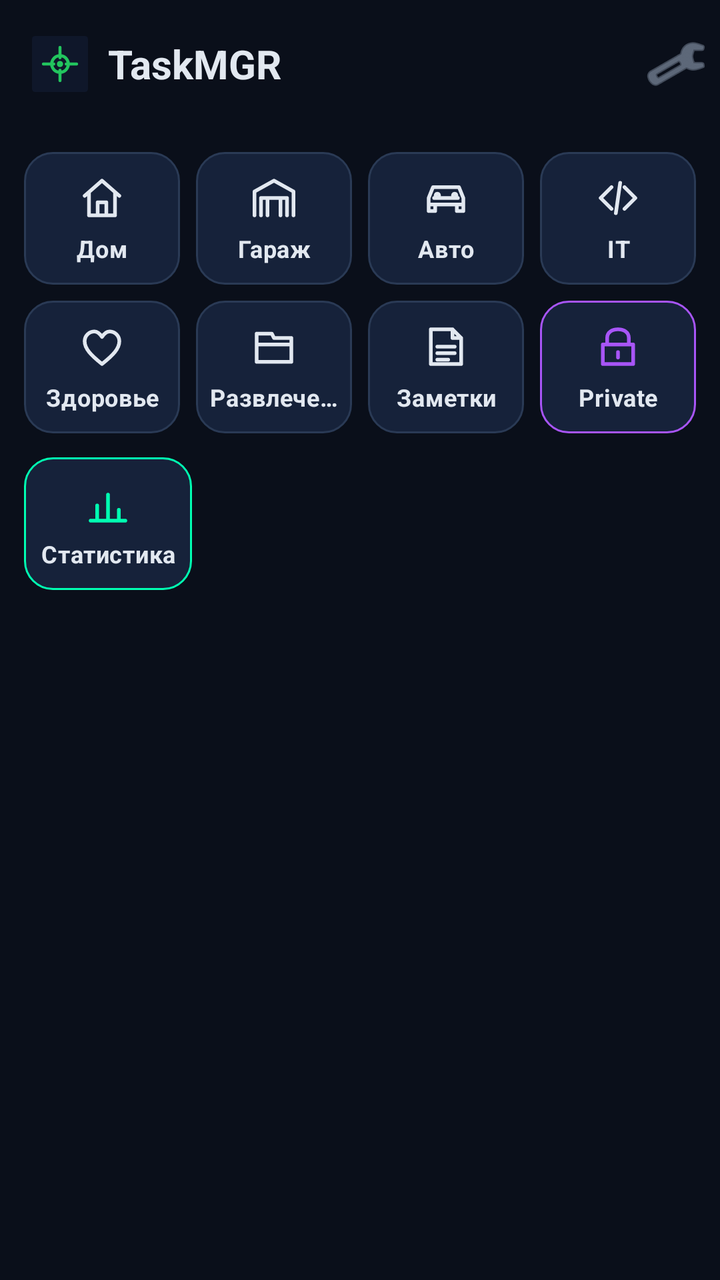
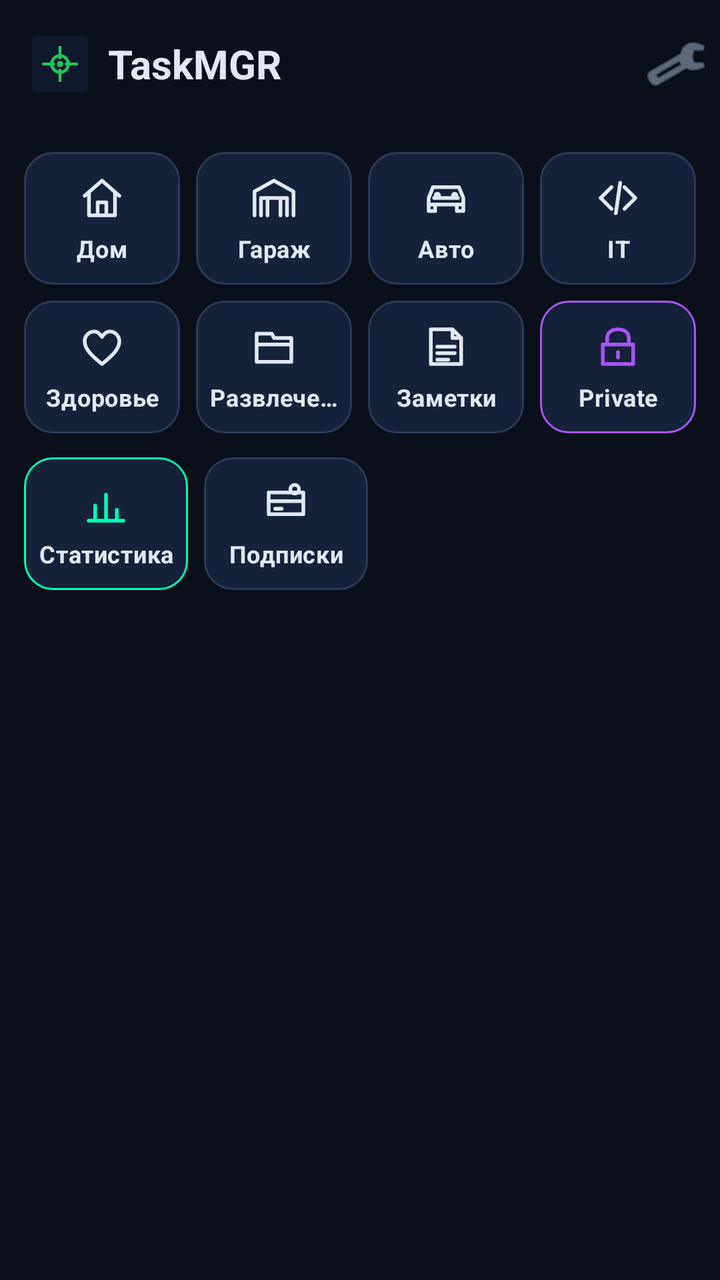

Two renders of the same Android screen: before a commit and after it. Below are the layout's source before the change and the commit's diff.
<!-- AndroidManifest.xml: application theme Theme.TaskMGR -->
<!-- res/layout/activity_main.xml -->
<?xml version="1.0" encoding="utf-8"?>
<LinearLayout xmlns:android="http://schemas.android.com/apk/res/android"
  xmlns:app="http://schemas.android.com/apk/res-auto"
  android:layout_width="match_parent"
  android:layout_height="match_parent"
  android:background="@color/bg"
  android:orientation="vertical">

  <androidx.appcompat.widget.Toolbar
    android:id="@+id/toolbar"
    style="@style/Widget.TaskMGR.Toolbar"
    android:layout_width="match_parent"
    android:layout_height="?attr/actionBarSize"
    app:popupTheme="@style/ThemeOverlay.Material3.Dark">

    <LinearLayout
      android:layout_width="match_parent"
      android:layout_height="match_parent"
      android:gravity="center_vertical"
      android:orientation="horizontal">

      <ImageView
        android:layout_width="28dp"
        android:layout_height="28dp"
        android:layout_marginEnd="10dp"
        android:contentDescription="@string/app_name"
        android:src="@drawable/ic_logo" />

      <TextView
        android:id="@+id/toolbar_title"
        android:layout_width="0dp"
        android:layout_height="wrap_content"
        android:layout_weight="1"
        android:text="@string/app_name"
        android:textColor="@color/text_primary"
        android:textSize="20sp"
        android:textStyle="bold" />

      <ImageButton
        android:id="@+id/btn_notification_settings"
        android:layout_width="44dp"
        android:layout_height="44dp"
        android:background="?attr/selectableItemBackgroundBorderless"
        android:contentDescription="Настройки уведомлений"
        android:scaleType="centerInside"
        android:src="@android:drawable/ic_menu_preferences"
        android:tint="@color/text_secondary" />
    </LinearLayout>
  </androidx.appcompat.widget.Toolbar>

  
  <LinearLayout
    android:layout_width="match_parent"
    android:layout_height="wrap_content"
    android:orientation="horizontal"
    android:paddingStart="8dp"
    android:paddingTop="8dp"
    android:paddingEnd="8dp">

    <LinearLayout
      android:id="@+id/plate_home"
      android:layout_width="0dp"
      android:layout_height="wrap_content"
      android:layout_margin="4dp"
      android:layout_weight="1"
      android:background="@drawable/bg_plate"
      android:clickable="true"
      android:focusable="true"
      android:orientation="vertical">

      <ImageView
        style="@style/TaskMGRPlateIcon"
        android:contentDescription="Дом"
        android:src="@drawable/ic_plate_home" />

      <TextView
        style="@style/TaskMGRPlateText"
        android:text="Дом" />
    </LinearLayout>

    <LinearLayout
      android:id="@+id/plate_garage"
      android:layout_width="0dp"
      android:layout_height="wrap_content"
      android:layout_margin="4dp"
      android:layout_weight="1"
      android:background="@drawable/bg_plate"
      android:clickable="true"
      android:focusable="true"
      android:orientation="vertical">

      <ImageView
        style="@style/TaskMGRPlateIcon"
        android:contentDescription="Гараж"
        android:src="@drawable/ic_plate_garage" />

      <TextView
        style="@style/TaskMGRPlateText"
        android:text="Гараж" />
    </LinearLayout>

    <LinearLayout
      android:id="@+id/plate_auto"
      android:layout_width="0dp"
      android:layout_height="wrap_content"
      android:layout_margin="4dp"
      android:layout_weight="1"
      android:background="@drawable/bg_plate"
      android:clickable="true"
      android:focusable="true"
      android:orientation="vertical">

      <ImageView
        style="@style/TaskMGRPlateIcon"
        android:contentDescription="Авто"
        android:src="@drawable/ic_plate_auto" />

      <TextView
        style="@style/TaskMGRPlateText"
        android:text="Авто" />
    </LinearLayout>

    <LinearLayout
      android:id="@+id/plate_it"
      android:layout_width="0dp"
      android:layout_height="wrap_content"
      android:layout_margin="4dp"
      android:layout_weight="1"
      android:background="@drawable/bg_plate"
      android:clickable="true"
      android:focusable="true"
      android:orientation="vertical">

      <ImageView
        style="@style/TaskMGRPlateIcon"
        android:contentDescription="IT"
        android:src="@drawable/ic_plate_it" />

      <TextView
        style="@style/TaskMGRPlateText"
        android:text="IT" />
    </LinearLayout>
  </LinearLayout>

  
  <LinearLayout
    android:layout_width="match_parent"
    android:layout_height="wrap_content"
    android:orientation="horizontal"
    android:paddingStart="8dp"
    android:paddingEnd="8dp"
    android:paddingBottom="4dp">

    <LinearLayout
      android:id="@+id/plate_health"
      android:layout_width="0dp"
      android:layout_height="wrap_content"
      android:layout_margin="4dp"
      android:layout_weight="1"
      android:background="@drawable/bg_plate"
      android:clickable="true"
      android:focusable="true"
      android:orientation="vertical">

      <ImageView
        style="@style/TaskMGRPlateIcon"
        android:contentDescription="Здоровье"
        android:src="@drawable/ic_plate_health" />

      <TextView
        style="@style/TaskMGRPlateText"
        android:text="Здоровье" />
    </LinearLayout>

    <LinearLayout
      android:id="@+id/plate_ent"
      android:layout_width="0dp"
      android:layout_height="wrap_content"
      android:layout_margin="4dp"
      android:layout_weight="1"
      android:background="@drawable/bg_plate"
      android:clickable="true"
      android:focusable="true"
      android:orientation="vertical">

      <ImageView
        style="@style/TaskMGRPlateIcon"
        android:contentDescription="Развлечения"
        android:src="@drawable/ic_plate_ent" />

      <TextView
        style="@style/TaskMGRPlateText"
        android:text="Развлечения" />
    </LinearLayout>

    <LinearLayout
      android:id="@+id/plate_notes"
      android:layout_width="0dp"
      android:layout_height="wrap_content"
      android:layout_margin="4dp"
      android:layout_weight="1"
      android:background="@drawable/bg_plate"
      android:clickable="true"
      android:focusable="true"
      android:orientation="vertical">

      <ImageView
        style="@style/TaskMGRPlateIcon"
        android:contentDescription="Заметки"
        android:src="@drawable/ic_plate_notes" />

      <TextView
        style="@style/TaskMGRPlateText"
        android:text="Заметки" />
    </LinearLayout>

    <LinearLayout
      android:id="@+id/plate_private"
      android:layout_width="0dp"
      android:layout_height="wrap_content"
      android:layout_margin="4dp"
      android:layout_weight="1"
      android:background="@drawable/bg_plate_private"
      android:clickable="true"
      android:focusable="true"
      android:orientation="vertical">

      <ImageView
        style="@style/TaskMGRPlateIcon"
        android:contentDescription="Private"
        android:src="@drawable/ic_plate_private" />

      <TextView
        style="@style/TaskMGRPlateText"
        android:text="Private" />
    </LinearLayout>
  </LinearLayout>

  
  <LinearLayout
    android:layout_width="match_parent"
    android:layout_height="wrap_content"
    android:orientation="horizontal"
    android:paddingStart="8dp"
    android:paddingEnd="8dp"
    android:paddingBottom="4dp">

    <LinearLayout
      android:id="@+id/plate_stats"
      android:layout_width="0dp"
      android:layout_height="wrap_content"
      android:layout_margin="4dp"
      android:layout_weight="1"
      android:background="@drawable/bg_plate_stats"
      android:clickable="true"
      android:focusable="true"
      android:orientation="vertical">

      <ImageView
        style="@style/TaskMGRPlateIcon"
        android:contentDescription="Статистика"
        android:src="@drawable/ic_plate_stats" />

      <TextView
        style="@style/TaskMGRPlateText"
        android:text="Статистика" />
    </LinearLayout>

    
    <View
      android:layout_width="0dp"
      android:layout_height="1dp"
      android:layout_weight="1" />
    <View
      android:layout_width="0dp"
      android:layout_height="1dp"
      android:layout_weight="1" />
    <View
      android:layout_width="0dp"
      android:layout_height="1dp"
      android:layout_weight="1" />
  </LinearLayout>

  <com.google.android.material.tabs.TabLayout
    android:id="@+id/main_tabs"
    style="@style/Widget.TaskMGR.TabLayout"
    android:layout_width="match_parent"
    android:layout_height="wrap_content"
    app:tabMode="fixed" />

  <androidx.recyclerview.widget.RecyclerView
    android:id="@+id/tasks_recycler"
    android:layout_width="match_parent"
    android:layout_height="0dp"
    android:layout_weight="1"
    android:clipToPadding="false"
    android:padding="12dp" />

  <TextView
    android:id="@+id/empty_view"
    android:layout_width="match_parent"
    android:layout_height="0dp"
    android:layout_weight="1"
    android:gravity="center"
    android:text="Пока пусто"
    android:textColor="@color/text_secondary"
    android:textSize="16sp"
    android:visibility="gone" />
</LinearLayout>
<!-- resources referenced by this layout -->
<resources>
  <color name="bg">#0A0F1A</color>
  <color name="text_primary">#E2E8F0</color>
  <color name="text_secondary">#94A3B8</color>
  <!-- drawable bg_plate (drawable) -->
  <?xml version="1.0" encoding="utf-8"?>
  
  <shape xmlns:android="http://schemas.android.com/apk/res/android"
      android:shape="rectangle">
      <solid android:color="@color/surface_raised" />
      <corners android:radius="14dp" />
      <stroke android:width="1dp" android:color="@color/divider_strong" />
  </shape>
  <!-- drawable bg_plate_private (drawable) -->
  <?xml version="1.0" encoding="utf-8"?>
  
  <shape xmlns:android="http://schemas.android.com/apk/res/android"
      android:shape="rectangle">
      <solid android:color="@color/surface_raised" />
      <corners android:radius="14dp" />
      <stroke android:width="1dp" android:color="@color/electric_purple" />
  </shape>
  <!-- drawable bg_plate_stats (drawable) -->
  <?xml version="1.0" encoding="utf-8"?>
  
  <shape xmlns:android="http://schemas.android.com/apk/res/android"
      android:shape="rectangle">
      <solid android:color="@color/surface_raised" />
      <corners android:radius="14dp" />
      <stroke android:width="1dp" android:color="@color/neon_green" />
  </shape>
  <string name="app_name">TaskMGR</string>
  <style name="TaskMGRPlateIcon">
      <item name="android:layout_width">26dp</item>
      <item name="android:layout_height">26dp</item>
      <item name="android:layout_gravity">center_horizontal</item>
      <item name="android:layout_marginTop">10dp</item>
      <item name="android:layout_marginBottom">4dp</item>
    </style>
  <color name="surface_raised">#16223A</color>
  <color name="divider_strong">#2A3A55</color>
  <color name="electric_purple">#A855F7</color>
  <color name="neon_green">#00FFB2</color>
  <color name="surface_variant">#1E2A3F</color>
  <color name="text_on_accent">#0A0F1A</color>
  <color name="amber">#FBBF24</color>
  <color name="raspberry">#FF3B6B</color>
  <color name="surface">#111A2B</color>
  <color name="text_tertiary">#64748B</color>
  <style name="Widget.TaskMGR.Fab" parent="Widget.Material3.FloatingActionButton.Primary">
      <item name="backgroundTint">@color/neon_green</item>
      <item name="tint">@color/text_on_accent</item>
      <item name="android:elevation">8dp</item>
      <item name="elevation">8dp</item>
    </style>
  <!-- drawable dialog_bg (drawable) -->
  <?xml version="1.0" encoding="utf-8"?>
  
  <shape xmlns:android="http://schemas.android.com/apk/res/android"
      android:shape="rectangle">
      <solid android:color="@color/surface_raised" />
      <corners android:radius="22dp" />
      <stroke android:width="1dp" android:color="@color/divider" />
  </shape>
  <color name="neon_green_dim">#00C28A</color>
  <style name="ShapeAppearance.TaskMGR.Dialog" parent="">
          <item name="cornerFamily">rounded</item>
          <item name="cornerSize">22dp</item>
      </style>
  <style name="TaskMGRSpinnerItem" parent="Widget.AppCompat.TextView.SpinnerItem">
      <item name="android:textColor">@color/text_primary</item>
      <item name="android:textSize">15sp</item>
    </style>
  <color name="divider">#1E2A3F</color>
  <!-- unchanged entries left out for length: 19 -->
</resources>

<!-- the commit's change to res/layout/activity_main.xml (unified diff, before → after) -->
@@ -266,11 +266,27 @@
         android:text="Статистика" />
     </LinearLayout>
 
-    
-    <View
-      android:layout_width="0dp"
-      android:layout_height="1dp"
-      android:layout_weight="1" />
+    <LinearLayout
+      android:id="@+id/plate_subs"
+      android:layout_width="0dp"
+      android:layout_height="wrap_content"
+      android:layout_margin="4dp"
+      android:layout_weight="1"
+      android:background="@drawable/bg_plate"
+      android:clickable="true"
+      android:focusable="true"
+      android:orientation="vertical">
+
+      <ImageView
+        style="@style/TaskMGRPlateIcon"
+        android:contentDescription="Подписки"
+        android:src="@drawable/ic_plate_subs" />
+
+      <TextView
+        style="@style/TaskMGRPlateText"
+        android:text="Подписки" />
+    </LinearLayout>
+
     <View
       android:layout_width="0dp"
       android:layout_height="1dp"
<!-- resource entries referenced after the edit -->
@@ -30,6 +30,26 @@
       <corners android:radius="14dp" />
       <stroke android:width="1dp" android:color="@color/neon_green" />
   </shape>
+  <!-- drawable ic_plate_subs (drawable) -->
+  <?xml version="1.0" encoding="utf-8"?>
+  <vector xmlns:android="http://schemas.android.com/apk/res/android"
+    android:width="24dp" android:height="24dp"
+    android:viewportWidth="24" android:viewportHeight="24">
+    <path
+      android:strokeColor="#E2E8F0"
+      android:strokeWidth="1.7"
+      android:strokeLineCap="round"
+      android:strokeLineJoin="round"
+      android:fillColor="#00000000"
+      android:pathData="M4,7 L20,7 L20,17 L4,17 Z M4,11 L20,11 M7,14.5 L10,14.5" />
+    <path
+      android:strokeColor="#E2E8F0"
+      android:strokeWidth="1.7"
+      android:strokeLineCap="round"
+      android:strokeLineJoin="round"
+      android:fillColor="#00000000"
+      android:pathData="M16,3.5 A2,2 0 1 1 16,7.5 A2,2 0 1 1 16,3.5" />
+  </vector>
   <string name="app_name">TaskMGR</string>
   <style name="TaskMGRPlateIcon">
       <item name="android:layout_width">26dp</item>
